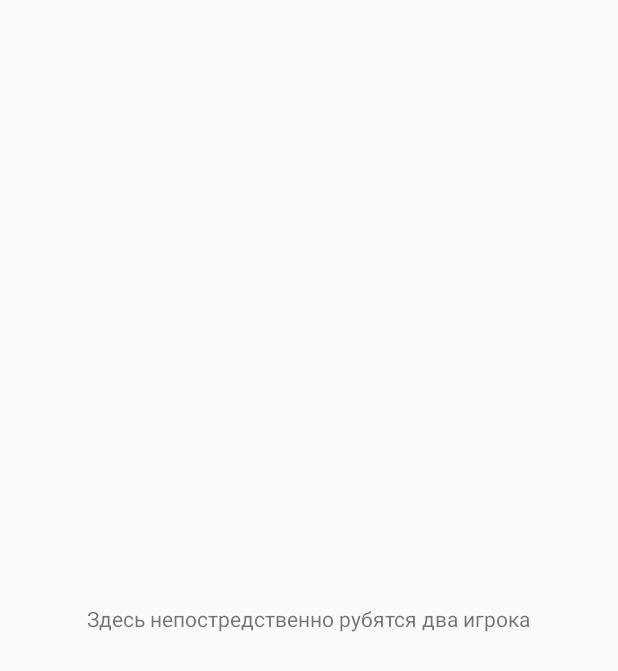
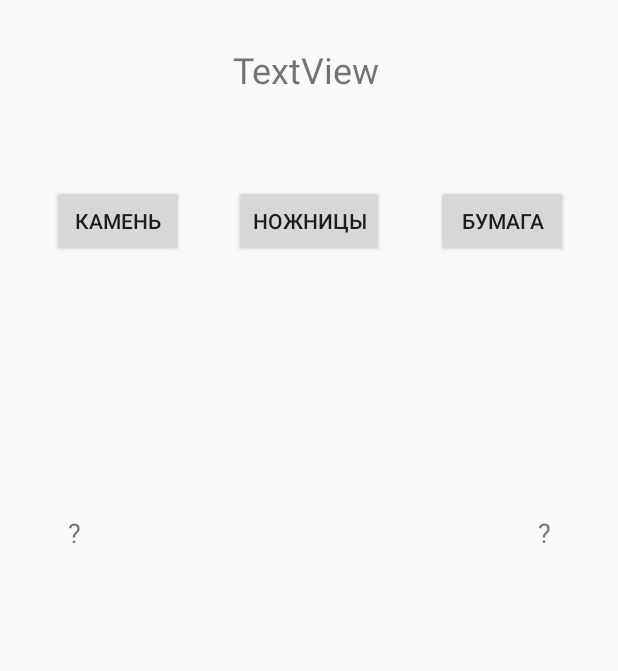
Before and after one commit to MassaPro/SchoolBattle, an Android app: the layout activity_stupid_game_two_players.xml on its own in the app's theme, with its tools: preview values and no code run, on a phone screen of 412 x 824 dp. Shown: the top 671 px of the screen. Run offline under Robolectric (Android 15) with nearby library versions, the phone set to English and light mode, and no system bars.

Commit message:
реализована игра К-Н-Б

```diff
--- a/app/src/main/java/com/example/schoolbattle/Game.kt
+++ b/app/src/main/java/com/example/schoolbattle/Game.kt
@@ -4,6 +4,6 @@ var GAMES: MutableList<Game> = mutableListOf()
 
 class Game(val name: String = "", val type: String = "StupidGame", val text: String = "you VS") {
     override fun toString(): String {
-        return name + " " + type
+        return "$name $type"
     }
 }
--- a/app/src/main/java/com/example/schoolbattle/NullActivity.kt
+++ b/app/src/main/java/com/example/schoolbattle/NullActivity.kt
@@ -1,15 +1,9 @@
 package com.example.schoolbattle
 
-import android.app.Activity
 import android.content.Context
 import android.content.Intent
 import android.os.Bundle
-import android.widget.Toast
 import androidx.appcompat.app.AppCompatActivity
-import com.google.firebase.database.*
-import java.util.*
-import java.util.Timer
-import kotlin.concurrent.schedule
 
 
 class NullActivity : AppCompatActivity() {
--- a/app/src/main/java/com/example/schoolbattle/SignInActivity.kt
+++ b/app/src/main/java/com/example/schoolbattle/SignInActivity.kt
@@ -4,7 +4,6 @@ import android.app.Activity
 import android.content.Context
 import android.content.Intent
 import android.os.Bundle
-import android.util.Log
 import android.widget.Toast
 import androidx.appcompat.app.AppCompatActivity
 import com.google.firebase.database.*
@@ -52,8 +51,7 @@ class SignInActivity : AppCompatActivity() {
             fun startMainActivity() {
                 val intent = Intent(this, MainActivity::class.java)
                 startActivity(intent)
-                val prefs = getSharedPreferences("UserData", Context.MODE_PRIVATE)
-                val editor = prefs.edit()
+                val editor = getSharedPreferences("UserData", Context.MODE_PRIVATE).edit()
                 editor.putString("username", name)
                 editor.apply()
                 finish()
--- a/app/src/main/java/com/example/schoolbattle/SignUpActivity.kt
+++ b/app/src/main/java/com/example/schoolbattle/SignUpActivity.kt
@@ -17,7 +17,7 @@ class SignUpActivity : AppCompatActivity() {
         setContentView(R.layout.activity_sign_up)
 
         fun noSpace() {
-            Toast.makeText(this,"Name should not contain spaces", Toast.LENGTH_LONG).show();
+            Toast.makeText(this,"Name should not contain spaces", Toast.LENGTH_LONG).show()
         }
 
         nameTextInit.addTextChangedListener(object : TextWatcher {
@@ -82,9 +82,7 @@ class SignUpActivity : AppCompatActivity() {
             }
 
             myRef.addListenerForSingleValueEvent(object : ValueEventListener {
-                override fun onCancelled(p0: DatabaseError) {
-                    TODO("Not yet implemented")
-                }
+                override fun onCancelled(p0: DatabaseError) {}
 
                 override fun onDataChange(snapshot: DataSnapshot) {
                     if (snapshot.child("Users").hasChild(name)) {
--- a/app/src/main/java/com/example/schoolbattle/StupidData.kt
+++ /dev/null
@@ -1,3 +0,0 @@
-package com.example.schoolbattle
-
-var cur: MutableList<String> = mutableListOf("kjdshjkdsjk", "kdjklsdjklsd", "sdkljkdwj", "skljks", "dkjklj", "1", "2", "3", "4", "5", "6", "7", "8")
--- a/app/src/main/res/layout/activity_stupid_game_two_players.xml
+++ b/app/src/main/res/layout/activity_stupid_game_two_players.xml
@@ -6,13 +6,115 @@
     android:layout_height="match_parent"
     tools:context=".StupidGameActivityTwoPlayers">
 
-    <TextView
-        android:id="@+id/textView"
+    <Button
+        android:id="@+id/noz"
         android:layout_width="wrap_content"
         android:layout_height="wrap_content"
-        android:text="Здесь непостредственно рубятся два игрока"
+        android:enabled="true"
+        android:text="Ножницы"
         app:layout_constraintBottom_toBottomOf="parent"
         app:layout_constraintEnd_toEndOf="parent"
         app:layout_constraintStart_toStartOf="parent"
-        app:layout_constraintTop_toTopOf="parent" />
+        app:layout_constraintTop_toTopOf="parent"
+        app:layout_constraintVertical_bias="0.159" />
+
+    <Button
+        android:id="@+id/bum"
+        android:layout_width="wrap_content"
+        android:layout_height="wrap_content"
+        android:enabled="true"
+        android:text="Бумага"
+        app:layout_constraintBottom_toBottomOf="parent"
+        app:layout_constraintEnd_toEndOf="parent"
+        app:layout_constraintHorizontal_bias="0.507"
+        app:layout_constraintStart_toEndOf="@+id/noz"
+        app:layout_constraintTop_toTopOf="parent"
+        app:layout_constraintVertical_bias="0.159" />
+
+    <TextView
+        android:id="@+id/players"
+        android:layout_width="wrap_content"
+        android:layout_height="wrap_content"
+        android:layout_marginTop="30dp"
+        android:text="TextView"
+        android:textSize="24sp"
+        app:layout_constraintBottom_toTopOf="@+id/noz"
+        app:layout_constraintEnd_toEndOf="parent"
+        app:layout_constraintHorizontal_bias="0.495"
+        app:layout_constraintStart_toStartOf="parent"
+        app:layout_constraintTop_toTopOf="parent"
+        app:layout_constraintVertical_bias="0.0" />
+
+    <Button
+        android:id="@+id/kam"
+        android:layout_width="wrap_content"
+        android:layout_height="wrap_content"
+        android:enabled="true"
+        android:text="Камень"
+        app:layout_constraintBottom_toBottomOf="parent"
+        app:layout_constraintEnd_toStartOf="@+id/noz"
+        app:layout_constraintHorizontal_bias="0.507"
+        app:layout_constraintStart_toStartOf="parent"
+        app:layout_constraintTop_toTopOf="parent"
+        app:layout_constraintVertical_bias="0.159" />
+
+    <TextView
+        android:id="@+id/result"
+        android:layout_width="wrap_content"
+        android:layout_height="wrap_content"
+        android:textSize="24sp"
+        app:layout_constraintBottom_toBottomOf="parent"
+        app:layout_constraintEnd_toEndOf="parent"
+        app:layout_constraintHorizontal_bias="0.498"
+        app:layout_constraintStart_toStartOf="parent"
+        app:layout_constraintTop_toBottomOf="@+id/noz"
+        app:layout_constraintVertical_bias="0.591" />
+
+    <TextView
+        android:id="@+id/youName"
+        android:layout_width="wrap_content"
+        android:layout_height="wrap_content"
+        android:textSize="24sp"
+        app:layout_constraintBottom_toBottomOf="parent"
+        app:layout_constraintEnd_toStartOf="@+id/result"
+        app:layout_constraintStart_toStartOf="parent"
+        app:layout_constraintTop_toBottomOf="@+id/kam"
+        app:layout_constraintVertical_bias="0.119" />
+
+    <TextView
+        android:id="@+id/opponentName"
+        android:layout_width="wrap_content"
+        android:layout_height="wrap_content"
+        android:textSize="24sp"
+        app:layout_constraintBottom_toBottomOf="parent"
+        app:layout_constraintEnd_toEndOf="parent"
+        app:layout_constraintStart_toEndOf="@+id/result"
+        app:layout_constraintTop_toBottomOf="@+id/bum"
+        app:layout_constraintVertical_bias="0.119" />
+
+    <TextView
+        android:id="@+id/you"
+        android:layout_width="wrap_content"
+        android:layout_height="wrap_content"
+        android:text="?"
+        android:textSize="18sp"
+        app:layout_constraintBottom_toBottomOf="parent"
+        app:layout_constraintEnd_toStartOf="@+id/result"
+        app:layout_constraintHorizontal_bias="0.231"
+        app:layout_constraintStart_toStartOf="parent"
+        app:layout_constraintTop_toBottomOf="@+id/youName"
+        app:layout_constraintVertical_bias="0.124" />
+
+    <TextView
+        android:id="@+id/opponent"
+        android:layout_width="wrap_content"
+        android:layout_height="wrap_content"
+        android:text="?"
+        android:textSize="18sp"
+        app:layout_constraintBottom_toBottomOf="parent"
+        app:layout_constraintEnd_toEndOf="parent"
+        app:layout_constraintHorizontal_bias="0.773"
+        app:layout_constraintStart_toEndOf="@+id/result"
+        app:layout_constraintTop_toBottomOf="@+id/opponentName"
+        app:layout_constraintVertical_bias="0.124" />
 </androidx.constraintlayout.widget.ConstraintLayout>
```
Also changed, not shown: app/src/main/java/com/example/schoolbattle/FirebaseInit.kt (+4 -14 lines), app/src/main/java/com/example/schoolbattle/MainActivity.kt (+7 -17 lines), app/src/main/java/com/example/schoolbattle/NewGameActivity.kt (+2 -7 lines), app/src/main/java/com/example/schoolbattle/StupidGameActivity.kt (+10 -31 lines), app/src/main/java/com/example/schoolbattle/StupidGameActivityTwoPlayers.kt (+96 -6 lines).
